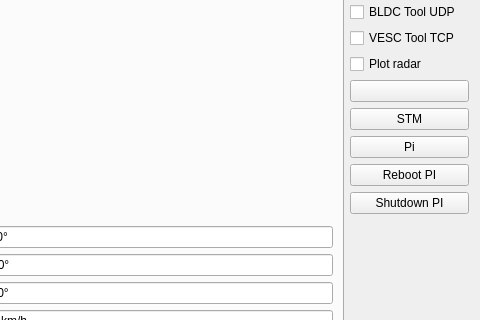
First picture: the form in carinterface.ui, repository summeryqc/RControlStation-SBS, before the edit; both pictures show x 378 to 858 and y 142 to 462 of the 858 by 568 pixel window.
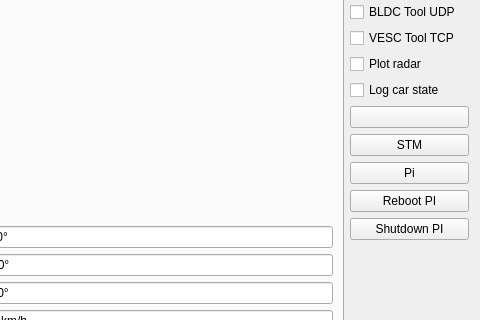
Second picture: the form after the edit. Icons and pictures are not drawn. Custom widgets are drawn as their Qt base class.

What changed in the file:
```diff
--- a/carinterface.ui
+++ b/carinterface.ui
@@ -1504,6 +1504,13 @@
        </property>
       </widget>
      </item>
+     <item>
+      <widget class="QCheckBox" name="checkBox">
+       <property name="text">
+        <string>Log car state</string>
+       </property>
+      </widget>
+     </item>
      <item>
       <widget class="QPushButton" name="clearRouteButton">
        <property name="toolTip">
```
